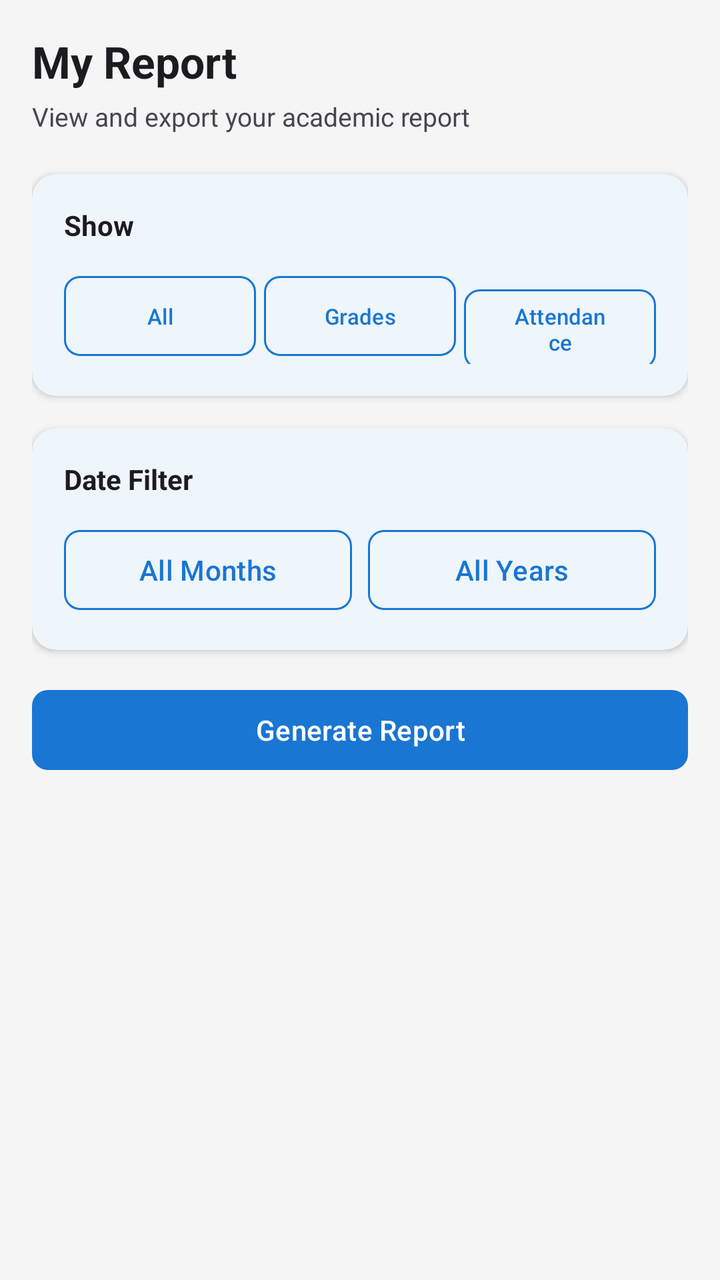
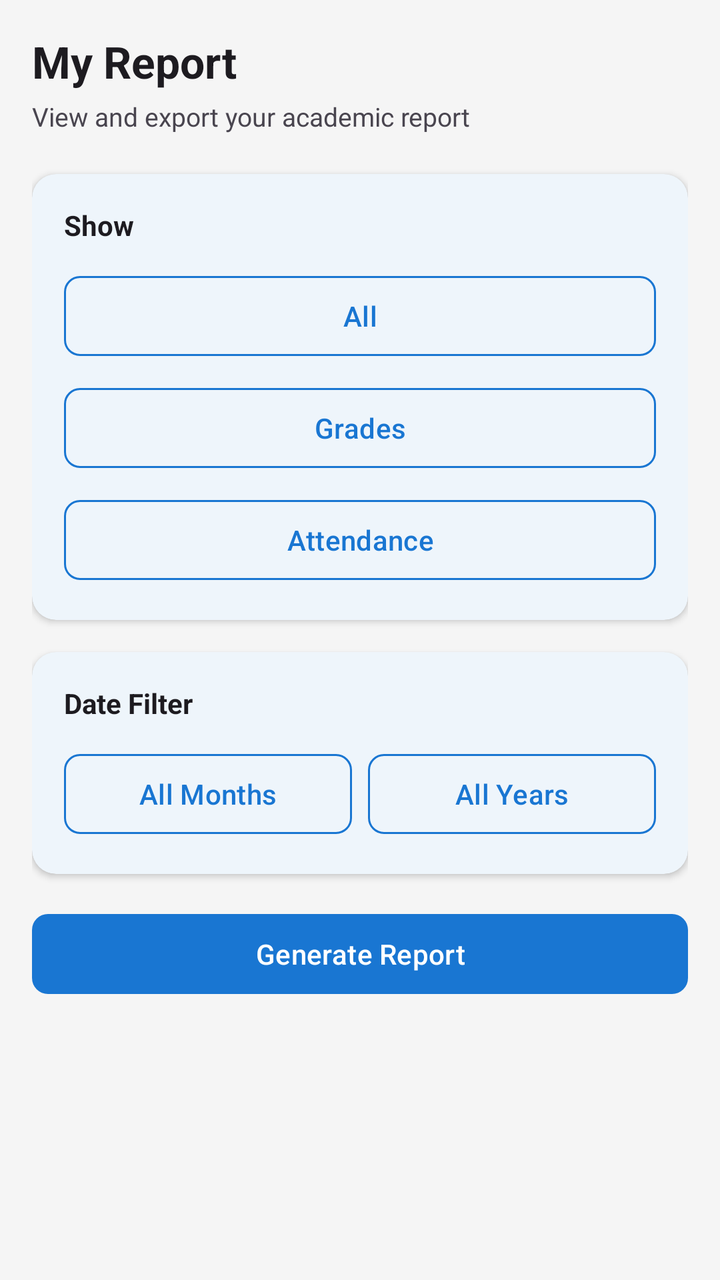

Compare the two renders of this Android layout. The source of the first and the diff that turns it into the second are given below.
<!-- AndroidManifest.xml: application theme Theme.Sers -->
<!-- res/layout/fragment_student_report.xml -->
<?xml version="1.0" encoding="utf-8"?>
<LinearLayout xmlns:android="http://schemas.android.com/apk/res/android"
    xmlns:app="http://schemas.android.com/apk/res-auto"
    android:layout_width="match_parent"
    android:layout_height="match_parent"
    android:orientation="vertical"
    android:background="?android:colorBackground">

    <ScrollView
        android:layout_width="match_parent"
        android:layout_height="match_parent">

        <LinearLayout
            android:layout_width="match_parent"
            android:layout_height="wrap_content"
            android:orientation="vertical"
            android:padding="16dp">

            
            <TextView
                android:layout_width="wrap_content"
                android:layout_height="wrap_content"
                android:text="My Report"
                android:textSize="22sp"
                android:textStyle="bold"
                android:textColor="?android:textColorPrimary"
                android:layout_marginBottom="4dp"/>

            <TextView
                android:layout_width="wrap_content"
                android:layout_height="wrap_content"
                android:text="View and export your academic report"
                android:textSize="13sp"
                android:textColor="?android:textColorSecondary"
                android:layout_marginBottom="20dp"/>

            
            <com.google.android.material.card.MaterialCardView
                android:layout_width="match_parent"
                android:layout_height="wrap_content"
                android:layout_marginBottom="16dp"
                app:cardCornerRadius="12dp"
                app:cardElevation="2dp"
                app:strokeWidth="0dp">

                <LinearLayout
                    android:layout_width="match_parent"
                    android:layout_height="wrap_content"
                    android:orientation="vertical"
                    android:padding="16dp">

                    <TextView
                        android:layout_width="wrap_content"
                        android:layout_height="wrap_content"
                        android:text="Show"
                        android:textSize="14sp"
                        android:textStyle="bold"
                        android:textColor="?android:textColorPrimary"
                        android:layout_marginBottom="12dp"/>

                    <LinearLayout
                        android:layout_width="match_parent"
                        android:layout_height="wrap_content"
                        android:orientation="horizontal">

                        <com.google.android.material.button.MaterialButton
                            android:id="@+id/btnFilterAll"
                            style="@style/Widget.Material3.Button.OutlinedButton"
                            android:layout_width="0dp"
                            android:layout_height="wrap_content"
                            android:layout_weight="1"
                            android:layout_marginEnd="4dp"
                            android:text="All"
                            android:textSize="11sp"
                            app:strokeColor="?attr/colorPrimary"
                            app:cornerRadius="8dp"/>

                        <com.google.android.material.button.MaterialButton
                            android:id="@+id/btnFilterGrades"
                            style="@style/Widget.Material3.Button.OutlinedButton"
                            android:layout_width="0dp"
                            android:layout_height="wrap_content"
                            android:layout_weight="1"
                            android:layout_marginEnd="4dp"
                            android:text="Grades"
                            android:textSize="11sp"
                            app:strokeColor="?attr/colorPrimary"
                            app:cornerRadius="8dp"/>

                        <com.google.android.material.button.MaterialButton
                            android:id="@+id/btnFilterAttendance"
                            style="@style/Widget.Material3.Button.OutlinedButton"
                            android:layout_width="0dp"
                            android:layout_height="wrap_content"
                            android:layout_weight="1"
                            android:text="Attendance"
                            android:textSize="11sp"
                            app:strokeColor="?attr/colorPrimary"
                            app:cornerRadius="8dp"/>

                    </LinearLayout>
                </LinearLayout>
            </com.google.android.material.card.MaterialCardView>

            
            <com.google.android.material.card.MaterialCardView
                android:layout_width="match_parent"
                android:layout_height="wrap_content"
                android:layout_marginBottom="16dp"
                app:cardCornerRadius="12dp"
                app:cardElevation="2dp"
                app:strokeWidth="0dp">

                <LinearLayout
                    android:layout_width="match_parent"
                    android:layout_height="wrap_content"
                    android:orientation="vertical"
                    android:padding="16dp">

                    <TextView
                        android:layout_width="wrap_content"
                        android:layout_height="wrap_content"
                        android:text="Date Filter"
                        android:textSize="14sp"
                        android:textStyle="bold"
                        android:textColor="?android:textColorPrimary"
                        android:layout_marginBottom="12dp"/>

                    <LinearLayout
                        android:layout_width="match_parent"
                        android:layout_height="wrap_content"
                        android:orientation="horizontal">

                        <com.google.android.material.button.MaterialButton
                            android:id="@+id/btnSelectMonth"
                            style="@style/Widget.Material3.Button.OutlinedButton"
                            android:layout_width="0dp"
                            android:layout_height="wrap_content"
                            android:layout_weight="1"
                            android:layout_marginEnd="8dp"
                            android:text="All Months"
                            app:strokeColor="?attr/colorPrimary"
                            app:cornerRadius="8dp"/>

                        <com.google.android.material.button.MaterialButton
                            android:id="@+id/btnSelectYear"
                            style="@style/Widget.Material3.Button.OutlinedButton"
                            android:layout_width="0dp"
                            android:layout_height="wrap_content"
                            android:layout_weight="1"
                            android:text="All Years"
                            app:strokeColor="?attr/colorPrimary"
                            app:cornerRadius="8dp"/>

                    </LinearLayout>
                </LinearLayout>
            </com.google.android.material.card.MaterialCardView>

            
            <com.google.android.material.button.MaterialButton
                android:id="@+id/btnGenerateReport"
                android:layout_width="match_parent"
                android:layout_height="wrap_content"
                android:text="Generate Report"
                android:layout_marginBottom="16dp"
                app:backgroundTint="?attr/colorPrimary"
                app:cornerRadius="8dp"/>

            <ProgressBar
                android:id="@+id/progressBar"
                android:layout_width="wrap_content"
                android:layout_height="wrap_content"
                android:layout_gravity="center"
                android:visibility="gone"/>

            
            <com.google.android.material.card.MaterialCardView
                android:id="@+id/reportContent"
                android:layout_width="match_parent"
                android:layout_height="wrap_content"
                android:layout_marginBottom="16dp"
                android:visibility="gone"
                app:cardCornerRadius="12dp"
                app:cardElevation="2dp"
                app:strokeWidth="0dp">

                <LinearLayout
                    android:layout_width="match_parent"
                    android:layout_height="wrap_content"
                    android:orientation="vertical"
                    android:padding="16dp">

                    <TextView
                        android:id="@+id/tvReportTitle"
                        android:layout_width="wrap_content"
                        android:layout_height="wrap_content"
                        android:textSize="16sp"
                        android:textStyle="bold"
                        android:textColor="?android:textColorPrimary"
                        android:layout_marginBottom="4dp"/>

                    <TextView
                        android:id="@+id/tvReportSubtitle"
                        android:layout_width="wrap_content"
                        android:layout_height="wrap_content"
                        android:textSize="12sp"
                        android:textColor="?android:textColorSecondary"
                        android:layout_marginBottom="12dp"/>

                    <View
                        android:layout_width="match_parent"
                        android:layout_height="1dp"
                        android:background="?attr/colorSurfaceVariant"
                        android:layout_marginBottom="12dp"/>

                    <TextView
                        android:id="@+id/tvReportContent"
                        android:layout_width="match_parent"
                        android:layout_height="wrap_content"
                        android:textSize="12sp"
                        android:textColor="?android:textColorPrimary"
                        android:fontFamily="monospace"/>

                </LinearLayout>
            </com.google.android.material.card.MaterialCardView>

            
            <LinearLayout
                android:id="@+id/exportButtons"
                android:layout_width="match_parent"
                android:layout_height="wrap_content"
                android:orientation="horizontal"
                android:visibility="gone">

                <com.google.android.material.button.MaterialButton
                    android:id="@+id/btnExportPdf"
                    android:layout_width="0dp"
                    android:layout_height="wrap_content"
                    android:layout_weight="1"
                    android:layout_marginEnd="8dp"
                    android:text="Export PDF"
                    app:backgroundTint="#E53935"
                    app:cornerRadius="8dp"/>

                <com.google.android.material.button.MaterialButton
                    android:id="@+id/btnExportCsv"
                    android:layout_width="0dp"
                    android:layout_height="wrap_content"
                    android:layout_weight="1"
                    android:text="Export CSV"
                    app:backgroundTint="#43A047"
                    app:cornerRadius="8dp"/>

            </LinearLayout>

        </LinearLayout>
    </ScrollView>
</LinearLayout>
<!-- resources referenced by this layout -->
<resources>
  <style name="Theme.Sers" parent="Base.Theme.Sers" />
  <style name="Base.Theme.Sers" parent="Theme.Material3.DayNight.NoActionBar">
          <item name="colorPrimary">#1976D2</item>
          <item name="colorPrimaryVariant">#1565C0</item>
          <item name="colorOnPrimary">#FFFFFF</item>
          <item name="colorSecondary">#43A047</item>
          <item name="colorOnSecondary">#FFFFFF</item>
          <item name="android:colorBackground">#F5F5F5</item>
          <item name="colorSurface">#FFFFFF</item>
          <item name="colorError">#B00020</item>
      </style>
</resources>

<!-- the commit's change to res/layout/fragment_student_report.xml (unified diff, before → after) -->
@@ -58,47 +58,35 @@
                         android:textColor="?android:textColorPrimary"
                         android:layout_marginBottom="12dp"/>
 
-                    <LinearLayout
-                        android:layout_width="match_parent"
-                        android:layout_height="wrap_content"
-                        android:orientation="horizontal">
-
-                        <com.google.android.material.button.MaterialButton
-                            android:id="@+id/btnFilterAll"
-                            style="@style/Widget.Material3.Button.OutlinedButton"
-                            android:layout_width="0dp"
-                            android:layout_height="wrap_content"
-                            android:layout_weight="1"
-                            android:layout_marginEnd="4dp"
-                            android:text="All"
-                            android:textSize="11sp"
-                            app:strokeColor="?attr/colorPrimary"
-                            app:cornerRadius="8dp"/>
-
-                        <com.google.android.material.button.MaterialButton
-                            android:id="@+id/btnFilterGrades"
-                            style="@style/Widget.Material3.Button.OutlinedButton"
-                            android:layout_width="0dp"
-                            android:layout_height="wrap_content"
-                            android:layout_weight="1"
-                            android:layout_marginEnd="4dp"
-                            android:text="Grades"
-                            android:textSize="11sp"
-                            app:strokeColor="?attr/colorPrimary"
-                            app:cornerRadius="8dp"/>
-
-                        <com.google.android.material.button.MaterialButton
-                            android:id="@+id/btnFilterAttendance"
-                            style="@style/Widget.Material3.Button.OutlinedButton"
-                            android:layout_width="0dp"
-                            android:layout_height="wrap_content"
-                            android:layout_weight="1"
-                            android:text="Attendance"
-                            android:textSize="11sp"
-                            app:strokeColor="?attr/colorPrimary"
-                            app:cornerRadius="8dp"/>
-
-                    </LinearLayout>
+                    <com.google.android.material.button.MaterialButton
+                        android:id="@+id/btnFilterAll"
+                        style="@style/Widget.Material3.Button.OutlinedButton"
+                        android:layout_width="match_parent"
+                        android:layout_height="wrap_content"
+                        android:layout_marginBottom="8dp"
+                        android:text="All"
+                        app:strokeColor="?attr/colorPrimary"
+                        app:cornerRadius="8dp"/>
+
+                    <com.google.android.material.button.MaterialButton
+                        android:id="@+id/btnFilterGrades"
+                        style="@style/Widget.Material3.Button.OutlinedButton"
+                        android:layout_width="match_parent"
+                        android:layout_height="wrap_content"
+                        android:layout_marginBottom="8dp"
+                        android:text="Grades"
+                        app:strokeColor="?attr/colorPrimary"
+                        app:cornerRadius="8dp"/>
+
+                    <com.google.android.material.button.MaterialButton
+                        android:id="@+id/btnFilterAttendance"
+                        style="@style/Widget.Material3.Button.OutlinedButton"
+                        android:layout_width="match_parent"
+                        android:layout_height="wrap_content"
+                        android:text="Attendance"
+                        app:strokeColor="?attr/colorPrimary"
+                        app:cornerRadius="8dp"/>
+
                 </LinearLayout>
             </com.google.android.material.card.MaterialCardView>
 
